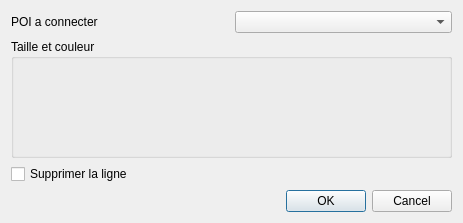
First picture: the form in src/Ui/dialogpoiconnect.ui, repository nohal/qtVlm, before the edit.
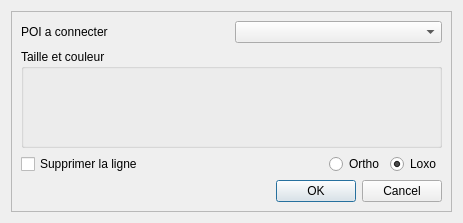
Second picture: the form after the edit.

The edit to the form file:
```diff
--- a/src/Ui/dialogpoiconnect.ui
+++ b/src/Ui/dialogpoiconnect.ui
@@ -13,6 +13,21 @@
   <property name="windowTitle">
    <string>Dialog</string>
   </property>
+  <layout class="QVBoxLayout" name="verticalLayout">
+   <item>
+    <widget class="QScrollArea" name="scrollArea">
+     <property name="widgetResizable">
+      <bool>true</bool>
+     </property>
+     <widget class="QWidget" name="scrollAreaWidgetContents">
+      <property name="geometry">
+       <rect>
+        <x>0</x>
+        <y>0</y>
+        <width>443</width>
+        <height>203</height>
+       </rect>
+      </property>
   <layout class="QVBoxLayout" name="verticalLayout_2">
    <item>
     <layout class="QHBoxLayout" name="horizontalLayout">
@@ -50,6 +65,8 @@
     </widget>
    </item>
    <item>
+        <layout class="QHBoxLayout" name="horizontalLayout_2">
+         <item>
     <widget class="QCheckBox" name="checkBox">
      <property name="text">
       <string>Supprimer la ligne</string>
@@ -57,6 +74,38 @@
     </widget>
    </item>
    <item>
+          <spacer name="horizontalSpacer">
+           <property name="orientation">
+            <enum>Qt::Horizontal</enum>
+           </property>
+           <property name="sizeHint" stdset="0">
+            <size>
+             <width>40</width>
+             <height>20</height>
+            </size>
+           </property>
+          </spacer>
+         </item>
+         <item>
+          <widget class="QRadioButton" name="ortho">
+           <property name="text">
+            <string>Ortho</string>
+           </property>
+          </widget>
+         </item>
+         <item>
+          <widget class="QRadioButton" name="loxo">
+           <property name="text">
+            <string>Loxo</string>
+           </property>
+           <property name="checked">
+            <bool>true</bool>
+           </property>
+          </widget>
+         </item>
+        </layout>
+       </item>
+       <item>
     <widget class="QDialogButtonBox" name="buttonBox">
      <property name="orientation">
       <enum>Qt::Horizontal</enum>
@@ -67,7 +116,25 @@
     </widget>
    </item>
   </layout>
- </widget>
+      <zorder>buttonBox</zorder>
+      <zorder>colorBox</zorder>
+      <zorder></zorder>
+      <zorder></zorder>
+      <zorder>buttonBox</zorder>
+      <zorder>colorBox</zorder>
+      <zorder></zorder>
+      <zorder></zorder>
+     </widget>
+    </widget>
+   </item>
+  </layout>
+ </widget>
+ <tabstops>
+  <tabstop>comboPoi</tabstop>
+  <tabstop>checkBox</tabstop>
+  <tabstop>ortho</tabstop>
+  <tabstop>loxo</tabstop>
+ </tabstops>
  <resources/>
  <connections>
   <connection>
```
Lines whose indentation alone changed are shown as unchanged.
